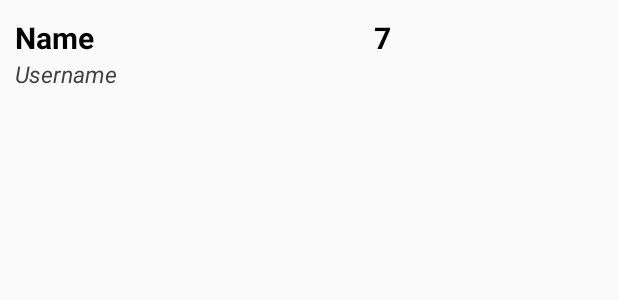
After one commit to erisee92/PhoneUnlockChecker, an Android app: the layout item_user_session.xml on its own in the app's theme, with its tools: preview values and no code run, on a phone screen of 412 x 824 dp. The commit adds this screen. Shown: the top 300 px of the screen. Run offline under Robolectric (Android 15) with nearby library versions, the phone set to English and light mode, and no system bars; network calls fail.

Commit message:
sessionActivity

```diff
--- a/app/src/main/java/com/talk2machines/phoneunlockchecker/JoinActivity.java
+++ b/app/src/main/java/com/talk2machines/phoneunlockchecker/JoinActivity.java
@@ -60,7 +60,7 @@ public class JoinActivity extends AppCompatActivity {
             @Override
             public void onClick(View v) {
                 progress.show();
-                Session.login(prefs.getString("REG_ID", ""),s_id, prefs.getString("LOG_NAME", ""), textPW.getText().toString(), getApplicationContext(), new Session.VolleyCallback2() {
+                Session.login(prefs.getString("REG_ID", ""),s_id, prefs.getString("LOG_NAME", ""),prefs.getString("LOG_USERNAME", ""), textPW.getText().toString(), getApplicationContext(), new Session.VolleyCallback2() {
                     @Override
                     public void onSuccess(JSONObject result) {
                         Log.i("Login", result.toString());
@@ -180,4 +180,7 @@ public class JoinActivity extends AppCompatActivity {
         }
         return super.onOptionsItemSelected(item);
     }
+
+
+
 }
--- a/app/src/main/java/com/talk2machines/phoneunlockchecker/api/Session.java
+++ b/app/src/main/java/com/talk2machines/phoneunlockchecker/api/Session.java
@@ -184,7 +184,7 @@ public class Session {
         return jObj;
     }
 
-    public static JSONObject login(final String reg_id,final String id, final String name, final String pw, Context mContext, final VolleyCallback2 callback) {
+    public static JSONObject login(final String reg_id,final String id, final String name, final String username, final String pw, Context mContext, final VolleyCallback2 callback) {
         // Instantiate the RequestQueue.
         RequestQueue queue = Volley.newRequestQueue(mContext);
         String url ="http://test-erik-boege.c9.io/sessions/"+id+"/users";
@@ -227,6 +227,7 @@ public class Session {
             protected Map<String, String> getParams() throws AuthFailureError {
                 Map<String, String> params = new HashMap<>();
                 params.put("name", name);
+                params.put("username", username);
                 params.put("password", pw);
                 params.put("reg_id", reg_id);
                 return params;
--- /dev/null
+++ b/app/src/main/res/layout/item_user_session.xml
@@ -0,0 +1,51 @@
+<?xml version="1.0" encoding="utf-8"?>
+<LinearLayout xmlns:android="http://schemas.android.com/apk/res/android"
+    android:orientation="horizontal" android:layout_width="match_parent"
+    android:layout_height="match_parent"
+    android:longClickable="false"
+    android:paddingTop="7dp"
+    android:paddingBottom="7dp"
+    android:visibility="visible"
+    android:weightSum="1">
+
+    <LinearLayout
+        android:orientation="vertical"
+        android:layout_width="wrap_content"
+        android:layout_height="wrap_content"
+        android:layout_weight="0.50">
+
+        <TextView
+            android:id="@+id/u_name"
+            android:layout_width="wrap_content"
+            android:layout_height="wrap_content"
+            android:text="Name"
+            android:textColor="#000000"
+            android:textSize="20dp"
+            android:textStyle="bold"
+            android:paddingStart="10dp"
+            android:paddingTop="4dp" />
+
+        <TextView
+            android:id="@+id/u_username"
+            android:layout_width="wrap_content"
+            android:layout_height="wrap_content"
+            android:text="Username"
+            android:textColor="#424242"
+            android:textSize="15sp"
+            android:paddingStart="10dp"
+            android:paddingEnd="10dp"
+            android:textStyle="italic" />
+    </LinearLayout>
+    <TextView
+        android:id="@+id/u_unlocks_zahl"
+        android:layout_width="wrap_content"
+        android:layout_height="wrap_content"
+        android:text="7"
+        android:textColor="#000000"
+        android:textSize="20dp"
+        android:textStyle="bold"
+        android:paddingStart="10dp"
+        android:paddingTop="4dp" />
+
+
+</LinearLayout>
```
Also changed, not shown: app/src/main/java/com/talk2machines/phoneunlockchecker/SessionActivity.java (+42 -31 lines), app/src/main/java/com/talk2machines/phoneunlockchecker/UnlockReceiver.java (+28 -0 lines), app/src/main/java/com/talk2machines/phoneunlockchecker/api/SessionUser.java (added, +109 -0 lines).
